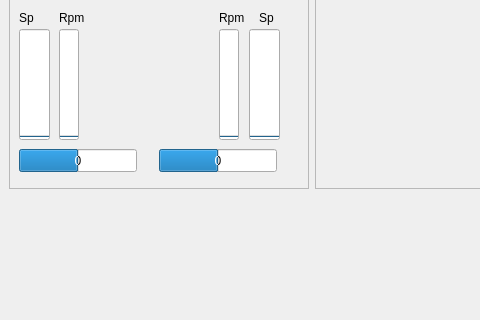
Old version of the form vant3.ui in the repository iurobpn/provant-groundstation; both pictures show x 0 to 480 and y 120 to 440 of the 893 by 739 pixel window.
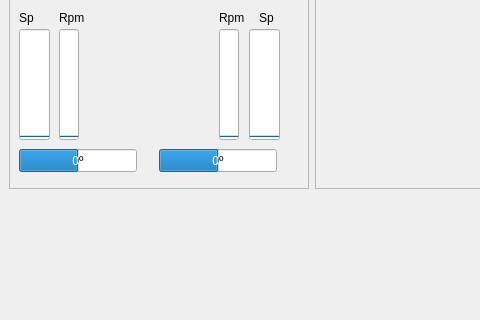
New version of the form. Custom widgets are drawn as their Qt base class.

```diff
--- a/vant3.ui
+++ b/vant3.ui
@@ -99,10 +99,10 @@
             <bool>false</bool>
            </property>
            <property name="minimum">
-            <number>-60</number>
+            <number>-500</number>
            </property>
            <property name="maximum">
-            <number>60</number>
+            <number>500</number>
            </property>
            <property name="value">
             <number>0</number>
@@ -114,7 +114,7 @@
             <enum>QProgressBar::TopToBottom</enum>
            </property>
            <property name="format">
-            <string>%v</string>
+            <string>%vº</string>
            </property>
           </widget>
           <widget class="QProgressBar" name="lServo">
@@ -133,10 +133,10 @@
             <bool>false</bool>
            </property>
            <property name="minimum">
-            <number>-60</number>
+            <number>-500</number>
            </property>
            <property name="maximum">
-            <number>60</number>
+            <number>500</number>
            </property>
            <property name="value">
             <number>0</number>
@@ -148,7 +148,7 @@
             <enum>QProgressBar::TopToBottom</enum>
            </property>
            <property name="format">
-            <string>%v</string>
+            <string>%vº</string>
            </property>
           </widget>
           <widget class="QProgressBar" name="lMotorRpm">
```
Left out of the diff: 12 changed lines with no effect on the pictures.
